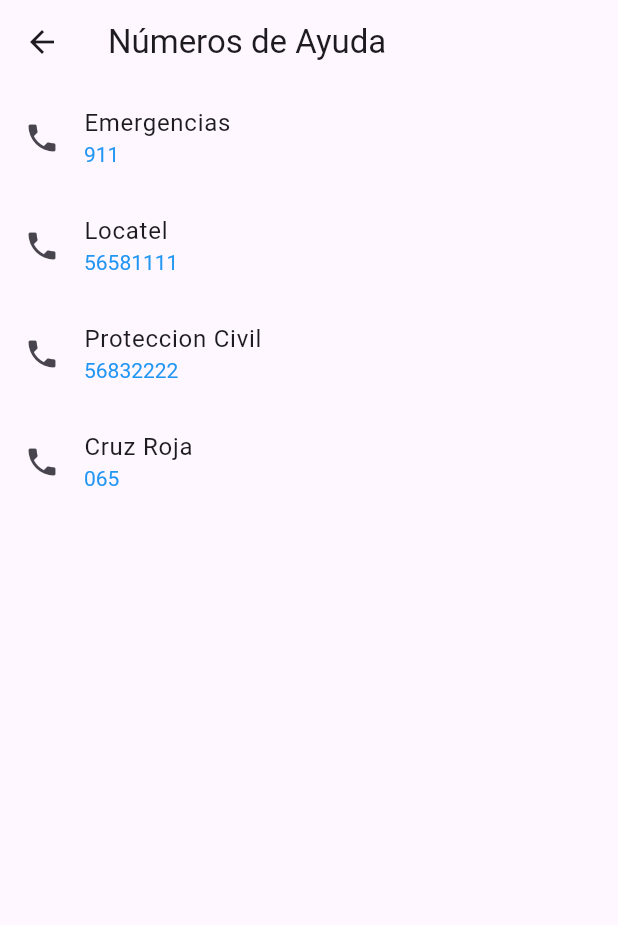
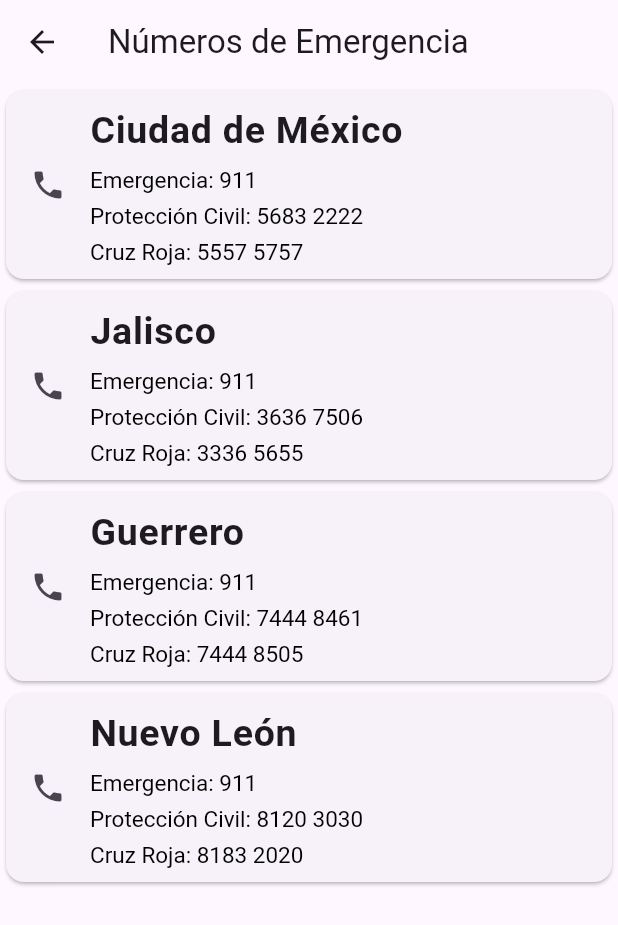
Before and after one commit to pedridg/hurasafe, a Flutter app: the NumerosDeAyuda screen opened directly, on a phone screen of 412 x 824 dp. Shown: the top 925 px of the screen. Run offline on Flutter 3.47's test engine with Material 3 defaults, Android fonts, the phone set to English and light mode, and no system bars; our stand-ins replace flutter_map, geolocator, latlong2, permission_handler; Roboto replaces fonts that are missing (Poppins).

Commit message:
Actualizacion de las paginas de kit de emergencia y Numeros de emergencia

```diff
--- a/lib/numeros_de_ayuda.dart
+++ b/lib/numeros_de_ayuda.dart
@@ -1,4 +1,5 @@
 import 'package:flutter/material.dart';
+
 
 class NumerosDeAyuda extends StatefulWidget {
   const NumerosDeAyuda({super.key});
@@ -6,45 +7,58 @@ class NumerosDeAyuda extends StatefulWidget {
   _NumerosDeAyudaState createState() => _NumerosDeAyudaState();
 }
 class _NumerosDeAyudaState extends State<NumerosDeAyuda> {
-  List<Map<String, String>> helpNumbers = [
+  final List<Map<String, String>> numerosEmergencia = [
   {
-      "Servicio": "Emergencias",
-      "Número": "911",
+    "estado": "Ciudad de México",
+    "emergencia": "911",
+    "proteccionCivil": "5683 2222",
+    "cruzRoja": "5557 5757"
   },
   {
-      "Servicio": "Locatel",
-      "Número": "56581111",
+    "estado": "Jalisco",
+    "emergencia": "911",
+    "proteccionCivil": "3636 7506",
+    "cruzRoja": "3336 5655"
   },
   {
-      "Servicio": "Proteccion Civil",
-      "Número": "56832222",
+    "estado": "Guerrero",
+    "emergencia": "911",
+    "proteccionCivil": "7444 8461",
+    "cruzRoja": "7444 8505"
   },
   {
-      "Servicio": "Cruz Roja",
-      "Número": "065",
-    },
+    "estado": "Nuevo León",
+    "emergencia": "911",
+    "proteccionCivil": "8120 3030",
+    "cruzRoja": "8183 2020"
+  }
 ];
-
 @override
   Widget build(BuildContext context) {
     return Scaffold(
-      appBar: AppBar(
-        title: const Text("Números de Ayuda"),
+      appBar: AppBar(title: const Text("Números de Emergencia")),
+      body: ListView.builder(
+        itemCount: numerosEmergencia.length,
+        itemBuilder: (context, index) {
+          final item = numerosEmergencia[index];
+          return Card(
+            child: ListTile(
+              title: Text(item["estado"] ?? "",style: TextStyle(fontSize: 25, fontWeight: FontWeight.bold,),),
+              leading: Icon(Icons.phone),
+              subtitle: Text(
+                "Emergencia: ${item["emergencia"]}\n"
+                "Protección Civil: ${item["proteccionCivil"]}\n"
+                "Cruz Roja: ${item["cruzRoja"]}",
               ),
-      body: ListView.builder(
-        itemCount: helpNumbers.length,
-        itemBuilder: (context, index) {
-          final item = helpNumbers[index];
-          return ListTile(
-            leading: const Icon(Icons.phone),
-            title: Text(item["Servicio"]!),
-            subtitle: Text(item["Número"]!),
               subtitleTextStyle: const TextStyle(
-              color: Colors.blue,
+                height: 1.6,
+                fontSize:15,
+                color: Colors.black,
               ),
               onTap: () {
-              // Aquí podrías agregar funcionalidad para llamar al número
+                //funcion para llamar
               },
+            ),
           );
         },
       ),
--- a/pubspec.yaml
+++ b/pubspec.yaml
@@ -39,6 +39,7 @@ dependencies:
   # The following adds the Cupertino Icons font to your application.
   # Use with the CupertinoIcons class for iOS style icons.
   cupertino_icons: ^1.0.8
+  url_launcher: ^6.3.2
 
 dev_dependencies:
   flutter_test:
```
Also changed, not shown: pubspec.lock, 5 other files. Lines whose indentation alone changed are shown as unchanged.
